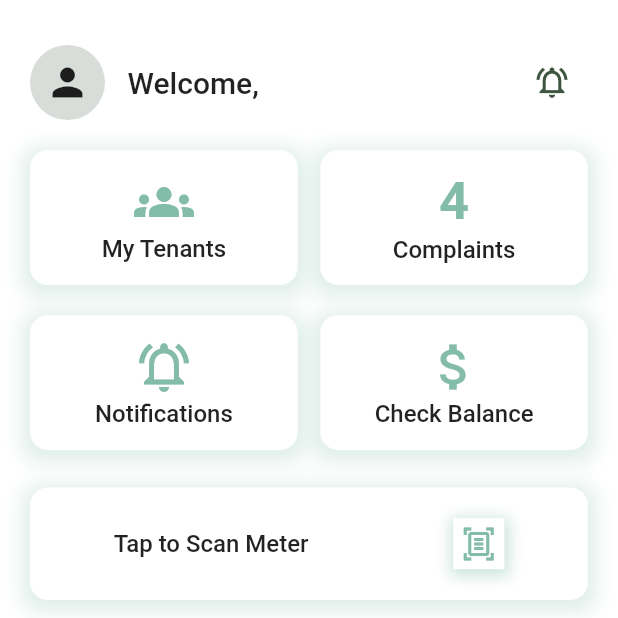
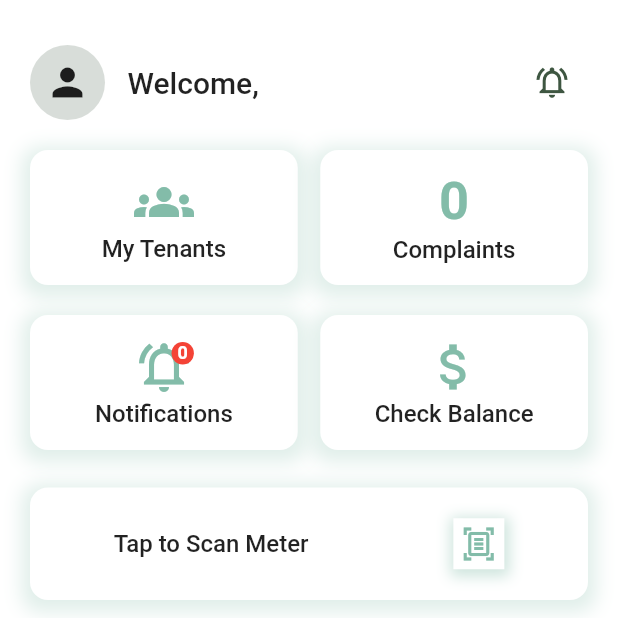
Before and after one commit to parajuliamit/rent-assist-owner, a Flutter app: the HomeView screen opened directly, on a phone screen of 412 x 824 dp, the top half of it. Run offline on Flutter 3.47's test engine with Material 2 defaults, Android fonts, the phone set to English and light mode, and no system bars; our stand-ins replace dio, firebase_core, firebase_messaging, get, get_storage, image_cropper and 6 more; accounts and stored records are empty; generated files the repository leaves out were written again; network calls fail.

Commit message:
notification and complaint count

```diff
--- a/lib/app/data/models/complaints/complaints_response.dart
+++ b/lib/app/data/models/complaints/complaints_response.dart
@@ -9,13 +9,13 @@ class ComplaintsResponse {
   ComplaintsResponse.fromJson(Map<String, dynamic> json) {
     if (json["success"] is bool) this.success = json["success"];
     if (json["message"] is String) this.message = json["message"];
-    if (json["data"] is List)
-      this.complaints = json["data"] == null
-          ? []
-          : (json["data"] as List).map((e) => Complaint.fromJson(e)).toList();
+
+    this.complaints = json["data"] == null
+        ? []
+        : (json["data"] as List).map((e) => Complaint.fromJson(e)).toList();
     if (json["errors"] is List) this.errors = json["errors"] ?? [];
-    if (json["meta"] is Map)
-      this.meta = json["meta"] == null ? null : Meta.fromJson(json["meta"]);
+
+    this.meta = json["meta"] == null ? null : Meta.fromJson(json["meta"]);
     if (json["messgae"] is String) this.messgae = json["messgae"];
   }
 }
@@ -40,6 +40,8 @@ class Complaint {
   String? date;
   String? urgencyLevel;
   int? tenant;
+  bool? isSolved;
+  String? status;
 
   Complaint(
       {this.id,
@@ -48,7 +50,9 @@ class Complaint {
       this.description,
       this.date,
       this.urgencyLevel,
-      this.tenant});
+      this.tenant,
+      this.isSolved,
+      this.status});
 
   Complaint.fromJson(Map<String, dynamic> json) {
     if (json["id"] is int) this.id = json["id"];
@@ -59,6 +63,8 @@ class Complaint {
     if (json["urgency_level"] is String)
       this.urgencyLevel = json["urgency_level"];
     if (json["tenant"] is int) this.tenant = json["tenant"];
+    if (json["is_solved"] is bool) this.isSolved = json["is_solved"];
+    if (json["status"] is String) this.status = json["status"];
   }
 
   Map<String, dynamic> toJson() {
@@ -70,6 +76,8 @@ class Complaint {
     data["date"] = this.date;
     data["urgency_level"] = this.urgencyLevel;
     data["tenant"] = this.tenant;
+    data["is_solved"] = this.isSolved;
+    data["status"] = this.status;
     return data;
   }
 }
--- a/lib/app/data/models/notifications/notification_response.dart
+++ b/lib/app/data/models/notifications/notification_response.dart
@@ -34,8 +34,17 @@ class Notification {
   String? title;
   String? type;
   int? tenant;
+  String? deepLink;
+  bool? isRead;
 
-  Notification({this.id, this.created, this.title, this.type, this.tenant});
+  Notification(
+      {this.id,
+      this.created,
+      this.title,
+      this.type,
+      this.tenant,
+      this.deepLink,
+      this.isRead});
 
   Notification.fromJson(Map<String, dynamic> json) {
     if (json["id"] is int) this.id = json["id"];
@@ -43,15 +52,7 @@ class Notification {
     if (json["title"] is String) this.title = json["title"];
     if (json["type"] is String) this.type = json["type"];
     if (json["tenant"] is int) this.tenant = json["tenant"];
-  }
-
-  Map<String, dynamic> toJson() {
-    final Map<String, dynamic> data = new Map<String, dynamic>();
-    data["id"] = this.id;
-    data["created"] = this.created;
-    data["title"] = this.title;
-    data["type"] = this.type;
-    data["tenant"] = this.tenant;
-    return data;
+    if (json["is_read"] is bool) this.isRead = json["is_read"];
+    if (json["deep_link"] is String) this.deepLink = json["deep_link"];
   }
 }
--- a/lib/app/modules/home/views/home_view.dart
+++ b/lib/app/modules/home/views/home_view.dart
@@ -1,8 +1,10 @@
 import 'package:flutter/material.dart';
 
 import 'package:get/get.dart';
+import 'package:owner_app/app/modules/complaint/controllers/complaint_controller.dart';
 import 'package:owner_app/app/modules/home/views/widgets/scan_meter_container.dart';
 import 'package:owner_app/app/modules/home/views/widgets/icon_container.dart';
+import 'package:owner_app/app/modules/notification/controllers/notification_controller.dart';
 import 'package:owner_app/app/routes/app_pages.dart';
 
 import '../../../utils/constants.dart';
@@ -42,13 +44,16 @@ class HomeView extends GetView<HomeController> {
                     width: 15,
                   ),
                   Expanded(
-                    child: ComplaintContainer(
-                      title: '4',
+                    child: Obx(() => ComplaintContainer(
+                          title: Get.find<ComplaintController>()
+                              .pendingComplaints
+                              .value
+                              .toString(),
                           subtitle: 'Complaints',
                           onTap: () {
                             Get.toNamed(Routes.COMPLAINT);
                           },
-                    ),
+                        )),
                   ),
                 ],
               ),
@@ -61,12 +66,43 @@ class HomeView extends GetView<HomeController> {
               child: Row(
                 children: [
                   Expanded(
-                    child: IconContainer(
+                    child: Obx(
+                      () => IconContainer(
                           onTap: () {
                             Get.toNamed(Routes.NOTIFICATION);
                           },
                           title: 'Notifications',
                           icon: Icons.notifications_active_outlined,
+                          icon2: Stack(
+                            children: [
+                              const Icon(
+                                Icons.notifications_active_outlined,
+                                color: kPrimaryColor,
+                                size: 40,
+                              ),
+                              Positioned(
+                                top: 0,
+                                right: 0,
+                                child: Container(
+                                  padding: const EdgeInsets.all(4),
+                                  decoration: const BoxDecoration(
+                                    color: Colors.red,
+                                    shape: BoxShape.circle,
+                                  ),
+                                  child: Text(
+                                    Get.find<NotificationController>()
+                                        .unreadCount
+                                        .value
+                                        .toString(),
+                                    style: const TextStyle(
+                                        color: Colors.white,
+                                        fontSize: 12,
+                                        fontWeight: FontWeight.bold),
+                                  ),
+                                ),
+                              ),
+                            ],
+                          )),
                     ),
                   ),
                   const SizedBox(
--- a/lib/app/modules/home/views/widgets/icon_container.dart
+++ b/lib/app/modules/home/views/widgets/icon_container.dart
@@ -5,12 +5,17 @@ import '../../../../utils/constants.dart';
 
 class IconContainer extends StatelessWidget {
   const IconContainer(
-      {Key? key, required this.icon, required this.title, required this.onTap})
+      {Key? key,
+      required this.icon,
+      required this.title,
+      required this.onTap,
+      this.icon2})
       : super(key: key);
 
   final IconData icon;
   final String title;
   final VoidCallback onTap;
+  final Widget? icon2;
 
   @override
   Widget build(BuildContext context) {
@@ -32,11 +37,12 @@ class IconContainer extends StatelessWidget {
         child: Column(
           mainAxisAlignment: MainAxisAlignment.center,
           children: [
-            Icon(
-              icon,
-              color: kPrimaryColor,
-              size: 40,
-            ),
+            icon2 ??
+                Icon(
+                  icon,
+                  color: kPrimaryColor,
+                  size: 40,
+                ),
             const SizedBox(
               height: 2,
             ),
--- a/lib/app/routes/app_pages.dart
+++ b/lib/app/routes/app_pages.dart
@@ -12,7 +12,6 @@ import '../modules/authentication/register/bindings/register_binding.dart';
 import '../modules/authentication/register/views/register_view.dart';
 import '../modules/balance_viewpage/bindings/balance_viewpage_binding.dart';
 import '../modules/balance_viewpage/views/balance_viewpage_view.dart';
-import '../modules/complaint/bindings/complaint_binding.dart';
 import '../modules/complaint/views/complaint_view.dart';
 import '../modules/complaint_detail/bindings/complaint_detail_binding.dart';
 import '../modules/complaint_detail/views/complaint_detail_view.dart';
@@ -20,7 +19,6 @@ import '../modules/messages/chat/bindings/chat_binding.dart';
 import '../modules/messages/chat/views/chat_view.dart';
 import '../modules/navigation/bindings/navigation_binding.dart';
 import '../modules/navigation/views/navigation_view.dart';
-import '../modules/notification/bindings/notification_binding.dart';
 import '../modules/notification/views/notification_view.dart';
 import '../modules/rent_viewpage/bindings/rent_viewpage_binding.dart';
 import '../modules/rent_viewpage/views/rent_viewpage_view.dart';
@@ -58,12 +56,10 @@ class AppPages {
     GetPage(
       name: _Paths.NOTIFICATION,
       page: () => NotificationView(),
-      binding: NotificationBinding(),
     ),
     GetPage(
       name: _Paths.COMPLAINT,
       page: () => ComplaintView(),
-      binding: ComplaintBinding(),
     ),
     GetPage(
       name: _Paths.CHANGE_PASSWORD,
@@ -93,8 +89,9 @@ class AppPages {
     GetPage(
       name: _Paths.COMPLAINT_DETAIL,
       page: () => ComplaintDetailView(),
-      binding: ComplaintDetailBinding(),),
-GetPage(
+      binding: ComplaintDetailBinding(),
+    ),
+    GetPage(
       name: _Paths.CHAT,
       page: () => ChatView(),
       binding: ChatBinding(),
```
Also changed, not shown: lib/app/modules/complaint/bindings/complaint_binding.dart (deleted, +0 -12 lines), lib/app/modules/complaint/controllers/complaint_controller.dart (+8 -0 lines), lib/app/modules/navigation/bindings/navigation_binding.dart (+8 -0 lines), lib/app/modules/notification/bindings/notification_binding.dart (deleted, +0 -11 lines), lib/app/modules/notification/controllers/notification_controller.dart (+8 -0 lines), lib/app/modules/notification/views/notification_view.dart (+26 -8 lines), pubspec.lock. Lines whose indentation alone changed are shown as unchanged.
